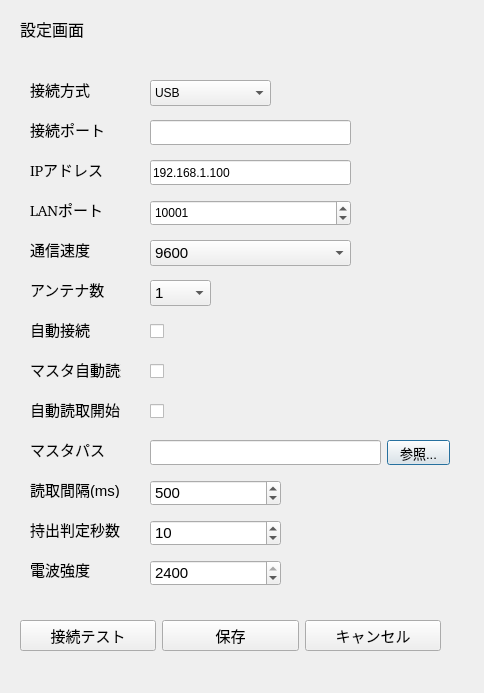
nccnishioka-arch/uhf_manager, file ui/settings_dialog.ui: the form before one commit.
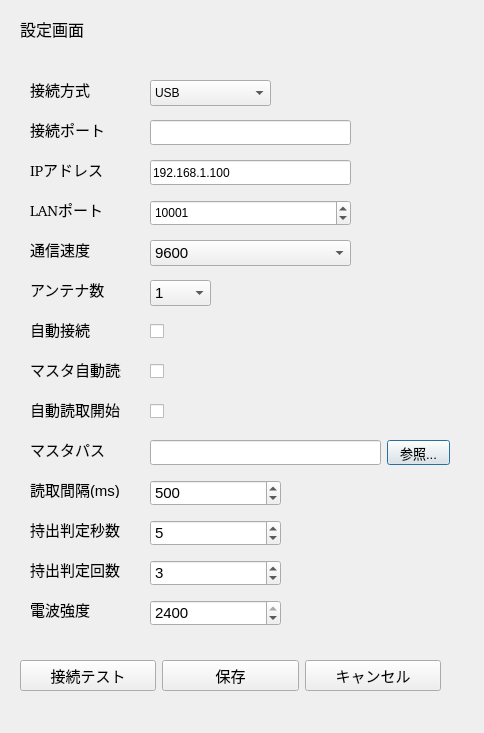
The form after the commit.

Commit message: Implement stable checkout detection for v0.13.3

What changed in the file:
```diff
--- a/ui/settings_dialog.ui
+++ b/ui/settings_dialog.ui
@@ -7,7 +7,7 @@
     <x>0</x>
     <y>0</y>
     <width>484</width>
-    <height>693</height>
+    <height>733</height>
    </rect>
   </property>
   <property name="windowTitle">
@@ -197,7 +197,7 @@
    <property name="geometry">
     <rect>
      <x>30</x>
-     <y>560</y>
+     <y>600</y>
      <width>91</width>
      <height>18</height>
     </rect>
@@ -211,6 +211,24 @@
     <string>電波強度</string>
    </property>
   </widget>
+  <widget class="QLabel" name="label_13">
+   <property name="geometry">
+    <rect>
+     <x>30</x>
+     <y>560</y>
+     <width>101</width>
+     <height>18</height>
+    </rect>
+   </property>
+   <property name="font">
+    <font>
+     <pointsize>11</pointsize>
+    </font>
+   </property>
+   <property name="text">
+    <string>持出判定回数</string>
+   </property>
+  </widget>
   <widget class="QComboBox" name="comboBaudrate">
    <property name="geometry">
     <rect>
@@ -331,14 +349,38 @@
     <number>120</number>
    </property>
    <property name="value">
-    <number>10</number>
+    <number>5</number>
+   </property>
+  </widget>
+  <widget class="QSpinBox" name="spinLostDetectionCount">
+   <property name="geometry">
+    <rect>
+     <x>150</x>
+     <y>560</y>
+     <width>131</width>
+     <height>26</height>
+    </rect>
+   </property>
+   <property name="font">
+    <font>
+     <pointsize>11</pointsize>
+    </font>
+   </property>
+   <property name="minimum">
+    <number>1</number>
+   </property>
+   <property name="maximum">
+    <number>100</number>
+   </property>
+   <property name="value">
+    <number>3</number>
    </property>
   </widget>
   <widget class="QSpinBox" name="spinTxPower">
    <property name="geometry">
     <rect>
      <x>150</x>
-     <y>560</y>
+     <y>600</y>
      <width>131</width>
      <height>26</height>
     </rect>
@@ -575,7 +617,7 @@
    <property name="geometry">
     <rect>
      <x>20</x>
-     <y>620</y>
+     <y>660</y>
      <width>421</width>
      <height>32</height>
     </rect>
```
The commit also changes 5 other files.
